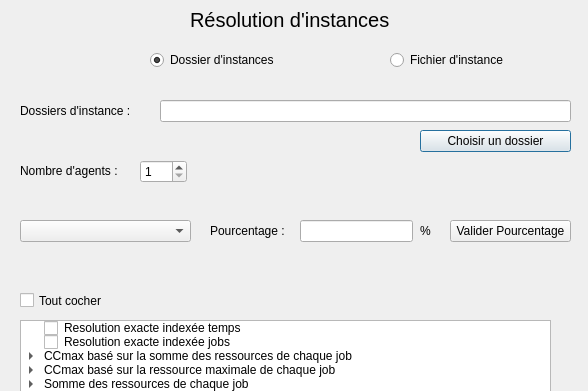
Before: the Qt Designer form PRDOrdonancement/resolutioninstance.ui in pierrefervault/PRDOrdonancement, drawn with Qt 5; both pictures show x 0 to 588 and y 0 to 391 of the 588 by 580 pixel window.
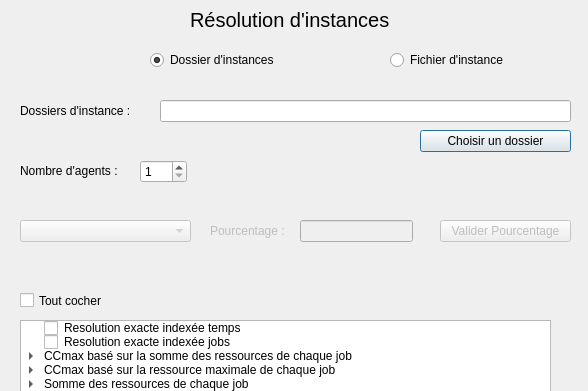
After: the same form once the commit is applied.

What changed in the file:
```diff
--- a/PRDOrdonancement/resolutioninstance.ui
+++ b/PRDOrdonancement/resolutioninstance.ui
@@ -287,6 +287,9 @@
    </property>
   </widget>
   <widget class="QComboBox" name="agentComboBox">
+   <property name="enabled">
+    <bool>false</bool>
+   </property>
    <property name="geometry">
     <rect>
      <x>20</x>
@@ -296,20 +299,10 @@
     </rect>
    </property>
   </widget>
-  <widget class="QLabel" name="agentLabel_2">
-   <property name="geometry">
-    <rect>
-     <x>420</x>
-     <y>220</y>
-     <width>31</width>
-     <height>21</height>
-    </rect>
-   </property>
-   <property name="text">
-    <string>%</string>
-   </property>
-  </widget>
   <widget class="QLineEdit" name="pourcentageLineEdit">
+   <property name="enabled">
+    <bool>false</bool>
+   </property>
    <property name="geometry">
     <rect>
      <x>300</x>
@@ -319,25 +312,31 @@
     </rect>
    </property>
   </widget>
-  <widget class="QLabel" name="agentLabel_3">
+  <widget class="QLabel" name="pourcentageLabel">
+   <property name="enabled">
+    <bool>false</bool>
+   </property>
    <property name="geometry">
     <rect>
      <x>210</x>
      <y>220</y>
-     <width>91</width>
+     <width>241</width>
      <height>21</height>
     </rect>
    </property>
    <property name="text">
-    <string>Pourcentage :</string>
+    <string>Pourcentage :                                 %</string>
    </property>
   </widget>
   <widget class="QPushButton" name="validerPourcentagePushButton">
+   <property name="enabled">
+    <bool>false</bool>
+   </property>
    <property name="geometry">
     <rect>
-     <x>450</x>
+     <x>440</x>
      <y>220</y>
-     <width>121</width>
+     <width>131</width>
      <height>22</height>
     </rect>
    </property>
@@ -358,6 +357,22 @@
     <string>Tout cocher</string>
    </property>
   </widget>
+  <zorder>pourcentageLabel</zorder>
+  <zorder>titleLabel</zorder>
+  <zorder>fichierInstanceLabel</zorder>
+  <zorder>choisirFichierLineEdit</zorder>
+  <zorder>choisirFichierPushButton</zorder>
+  <zorder>validerPushButton</zorder>
+  <zorder>annulerPushButton</zorder>
+  <zorder>fichierRadioButton</zorder>
+  <zorder>dossierRadioButton</zorder>
+  <zorder>treeWidget</zorder>
+  <zorder>agentLabel</zorder>
+  <zorder>agentSpinBox</zorder>
+  <zorder>agentComboBox</zorder>
+  <zorder>pourcentageLineEdit</zorder>
+  <zorder>validerPourcentagePushButton</zorder>
+  <zorder>toutCocherCheckBox</zorder>
  </widget>
  <resources/>
  <connections/>
```
